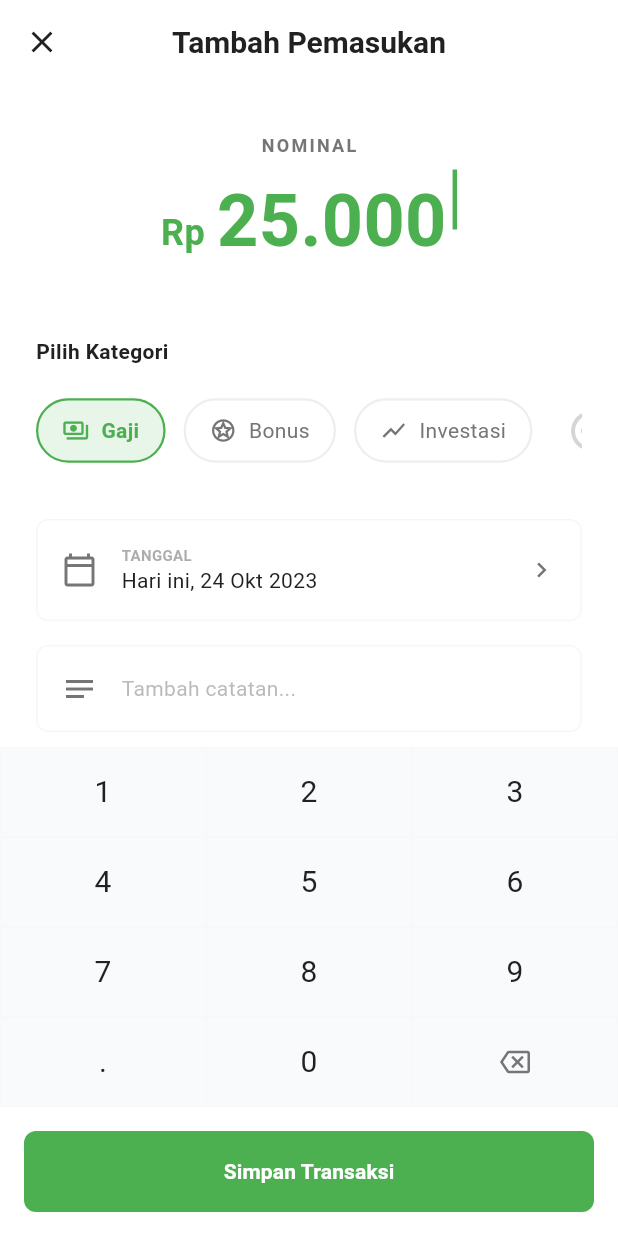
After one commit to fanes-setiawan/Aplikasi-Cuan-Track-, a Flutter app: the AddTransactionScreen screen opened directly, on a phone screen of 412 x 824 dp. The commit adds this screen. Run offline on Flutter 3.47's test engine with Material 3 defaults, Android fonts, the phone set to English and light mode, and no system bars; our stand-ins replace equatable, flutter_bloc, flutter_svg.

Commit message:
slicing <ui> form add income

```diff
--- a/lib/features/home/presentation/pages/home_screen.dart
+++ b/lib/features/home/presentation/pages/home_screen.dart
@@ -3,6 +3,7 @@ import '../../../../core/theme/app_colors.dart';
 import '../../../../core/theme/app_styles.dart';
 import '../../../../core/constants/app_dimens.dart';
 import '../../../notification/presentation/pages/notification_screen.dart';
+import '../../../transaction/presentation/pages/add_transaction_screen.dart';
 
 class HomeScreen extends StatelessWidget {
   const HomeScreen({super.key});
@@ -21,7 +22,7 @@ class HomeScreen extends StatelessWidget {
               const SizedBox(height: AppDimens.lg),
               _buildBalanceCard(),
               const SizedBox(height: AppDimens.lg),
-              _buildActionButtons(),
+              _buildActionButtons(context),
               const SizedBox(height: AppDimens.xl),
               _buildExpenseAnalysis(),
               const SizedBox(height: AppDimens.xl),
@@ -274,15 +275,25 @@ class HomeScreen extends StatelessWidget {
     );
   }
 
-  Widget _buildActionButtons() {
+  Widget _buildActionButtons(BuildContext context) {
     return Row(
       children: [
         Expanded(
-          child: _buildActionButton(
-            'Tambah',
-            Icons.add_circle,
-            const Color(0xFFE8F5E9),
-            const Color(0xFF2E7D32),
+          child: GestureDetector(
+            onTap: () {
+              Navigator.push(
+                context,
+                MaterialPageRoute(
+                  builder: (context) => const AddTransactionScreen(),
+                ),
+              );
+            },
+            child: _buildActionButton(
+              'Tambah',
+              Icons.add_circle,
+              const Color(0xFFE8F5E9),
+              const Color(0xFF2E7D32),
+            ),
           ),
         ),
         const SizedBox(width: AppDimens.md),
--- /dev/null
+++ b/lib/features/transaction/presentation/pages/add_transaction_screen.dart
@@ -0,0 +1,331 @@
+import 'package:flutter/material.dart';
+import '../../../../core/theme/app_colors.dart';
+import '../../../../core/theme/app_styles.dart';
+import '../../../../core/constants/app_dimens.dart';
+
+class AddTransactionScreen extends StatefulWidget {
+  final bool isIncome;
+  const AddTransactionScreen({super.key, this.isIncome = true});
+
+  @override
+  State<AddTransactionScreen> createState() => _AddTransactionScreenState();
+}
+
+class _AddTransactionScreenState extends State<AddTransactionScreen> {
+  String _amount = "25.000";
+  String _selectedCategory = "Gaji";
+  final List<String> _categories = ["Gaji", "Bonus", "Investasi"];
+
+  @override
+  Widget build(BuildContext context) {
+    return Scaffold(
+      backgroundColor: Colors.white,
+      appBar: AppBar(
+        backgroundColor: Colors.white,
+        elevation: 0,
+        leading: IconButton(
+          icon: const Icon(Icons.close, color: AppColors.textPrimary),
+          onPressed: () => Navigator.pop(context),
+        ),
+        centerTitle: true,
+        title: Text(
+          widget.isIncome ? 'Tambah Pemasukan' : 'Tambah Pengeluaran',
+          style: AppStyles.heading2,
+        ),
+      ),
+      body: Column(
+        children: [
+          Expanded(
+            child: SingleChildScrollView(
+              padding: const EdgeInsets.symmetric(horizontal: AppDimens.lg),
+              child: Column(
+                crossAxisAlignment: CrossAxisAlignment.start,
+                children: [
+                  const SizedBox(height: AppDimens.xl),
+                  // Nominal Display
+                  Center(
+                    child: Column(
+                      children: [
+                        Text(
+                          'NOMINAL',
+                          style: AppStyles.caption.copyWith(
+                            letterSpacing: 1.5,
+                            fontWeight: FontWeight.bold,
+                            color: AppColors.textSecondary,
+                          ),
+                        ),
+                        const SizedBox(height: AppDimens.sm),
+                        Row(
+                          mainAxisAlignment: MainAxisAlignment.center,
+                          crossAxisAlignment: CrossAxisAlignment.baseline,
+                          textBaseline: TextBaseline.alphabetic,
+                          children: [
+                            Text(
+                              'Rp',
+                              style: AppStyles.heading1.copyWith(
+                                color: AppColors.primary,
+                                fontSize: 24,
+                              ),
+                            ),
+                            const SizedBox(width: 8),
+                            Text(
+                              _amount,
+                              style: AppStyles.heading1.copyWith(
+                                color: AppColors.primary,
+                                fontSize: 48,
+                              ),
+                            ),
+                            Container(
+                              width: 3,
+                              height: 40,
+                              margin: const EdgeInsets.only(left: 4),
+                              color: AppColors.primary,
+                            ),
+                          ],
+                        ),
+                      ],
+                    ),
+                  ),
+                  const SizedBox(height: AppDimens.xl + 10),
+
+                  // Category Selection
+                  Text(
+                    'Pilih Kategori',
+                    style: AppStyles.bodyText.copyWith(
+                      fontWeight: FontWeight.bold,
+                    ),
+                  ),
+                  const SizedBox(height: AppDimens.md),
+                  SingleChildScrollView(
+                    scrollDirection: Axis.horizontal,
+                    child: Row(
+                      children: [
+                        ..._categories.map((cat) => _buildCategoryChip(cat)),
+                        _buildAddCategoryButton(),
+                      ],
+                    ),
+                  ),
+                  const SizedBox(height: AppDimens.xl),
+
+                  // Date Selection
+                  _buildInputTile(
+                    label: 'TANGGAL',
+                    value: 'Hari ini, 24 Okt 2023',
+                    icon: Icons.calendar_today_outlined,
+                    onTap: () {
+                      // TODO: Show date picker
+                    },
+                  ),
+                  const SizedBox(height: AppDimens.md),
+
+                  // Note Input
+                  _buildInputTile(
+                    label: '',
+                    value: 'Tambah catatan...',
+                    icon: Icons.notes,
+                    isNote: true,
+                    onTap: () {
+                      // TODO: Focus note input
+                    },
+                  ),
+                ],
+              ),
+            ),
+          ),
+          // Custom Numeric Keypad
+          _buildNumericKeypad(),
+          // Save Button
+          Padding(
+            padding: const EdgeInsets.all(AppDimens.md),
+            child: SizedBox(
+              width: double.infinity,
+              height: 54,
+              child: ElevatedButton(
+                onPressed: () {
+                  // TODO: Save Transaction
+                  Navigator.pop(context);
+                },
+                style: ElevatedButton.styleFrom(
+                  backgroundColor: AppColors.primary,
+                  shape: RoundedRectangleBorder(
+                    borderRadius: BorderRadius.circular(AppDimens.radiusM),
+                  ),
+                  elevation: 0,
+                ),
+                child: Text(
+                  'Simpan Transaksi',
+                  style: AppStyles.bodyText.copyWith(
+                    color: Colors.white,
+                    fontWeight: FontWeight.bold,
+                  ),
+                ),
+              ),
+            ),
+          ),
+        ],
+      ),
+    );
+  }
+
+  Widget _buildCategoryChip(String label) {
+    bool isSelected = _selectedCategory == label;
+    return GestureDetector(
+      onTap: () => setState(() => _selectedCategory = label),
+      child: Container(
+        margin: const EdgeInsets.only(right: 12),
+        padding: const EdgeInsets.symmetric(horizontal: 16, vertical: 10),
+        decoration: BoxDecoration(
+          color: isSelected ? const Color(0xFFE8F5E9) : Colors.white,
+          borderRadius: BorderRadius.circular(AppDimens.round),
+          border: Border.all(
+            color: isSelected ? AppColors.primary : AppColors.divider,
+            width: 1.5,
+          ),
+        ),
+        child: Row(
+          children: [
+            Icon(
+              label == "Gaji"
+                  ? Icons.payments_outlined
+                  : label == "Bonus"
+                  ? Icons.stars_outlined
+                  : Icons.show_chart_outlined,
+              size: 18,
+              color: isSelected ? AppColors.primary : AppColors.textSecondary,
+            ),
+            const SizedBox(width: 8),
+            Text(
+              label,
+              style: AppStyles.bodyText.copyWith(
+                color: isSelected ? AppColors.primary : AppColors.textSecondary,
+                fontWeight: isSelected ? FontWeight.bold : FontWeight.normal,
+              ),
+            ),
+          ],
+        ),
+      ),
+    );
+  }
+
+  Widget _buildAddCategoryButton() {
+    return Container(
+      padding: const EdgeInsets.all(10),
+      decoration: BoxDecoration(
+        shape: BoxShape.circle,
+        border: Border.all(color: AppColors.divider, style: BorderStyle.none),
+      ),
+      child: Icon(
+        Icons.add_circle_outline,
+        color: AppColors.textSecondary.withOpacity(0.3),
+        size: 32,
+      ),
+    );
+  }
+
+  Widget _buildInputTile({
+    required String label,
+    required String value,
+    required IconData icon,
+    bool isNote = false,
+    VoidCallback? onTap,
+  }) {
+    return GestureDetector(
+      onTap: onTap,
+      child: Container(
+        padding: const EdgeInsets.all(AppDimens.md),
+        decoration: BoxDecoration(
+          color: Colors.white,
+          borderRadius: BorderRadius.circular(AppDimens.radiusM),
+          border: Border.all(color: AppColors.divider.withOpacity(0.5)),
+        ),
+        child: Row(
+          children: [
+            Icon(icon, color: AppColors.textSecondary, size: 24),
+            const SizedBox(width: AppDimens.md),
+            Expanded(
+              child: Column(
+                crossAxisAlignment: CrossAxisAlignment.start,
+                children: [
+                  if (label.isNotEmpty)
+                    Text(
+                      label,
+                      style: AppStyles.caption.copyWith(
+                        fontSize: 10,
+                        fontWeight: FontWeight.bold,
+                        color: AppColors.textSecondary.withOpacity(0.6),
+                      ),
+                    ),
+                  Text(
+                    value,
+                    style: AppStyles.bodyText.copyWith(
+                      color: isNote
+                          ? AppColors.textSecondary.withOpacity(0.5)
+                          : AppColors.textPrimary,
+                    ),
+                  ),
+                ],
+              ),
+            ),
+            if (!isNote)
+              const Icon(
+                Icons.chevron_right,
+                color: AppColors.textSecondary,
+                size: 20,
+              ),
+          ],
+        ),
+      ),
+    );
+  }
+
+  Widget _buildNumericKeypad() {
+    return Container(
+      color: const Color(0xFFF8FAFB),
+      child: Column(
+        children: [
+          _buildKeyboardRow(['1', '2', '3']),
+          _buildKeyboardRow(['4', '5', '6']),
+          _buildKeyboardRow(['7', '8', '9']),
+          _buildKeyboardRow(['.', '0', 'DEL']),
+        ],
+      ),
+    );
+  }
+
+  Widget _buildKeyboardRow(List<String> keys) {
+    return Row(children: keys.map((key) => _buildKey(key)).toList());
+  }
+
+  Widget _buildKey(String key) {
+    return Expanded(
+      child: InkWell(
+        onTap: () {
+          // TODO: Keyboard logic
+        },
+        child: Container(
+          height: 60,
+          decoration: BoxDecoration(
+            border: Border.all(
+              color: AppColors.divider.withOpacity(0.2),
+              width: 0.5,
+            ),
+          ),
+          child: Center(
+            child: key == 'DEL'
+                ? const Icon(
+                    Icons.backspace_outlined,
+                    color: AppColors.textSecondary,
+                    size: 20,
+                  )
+                : Text(
+                    key,
+                    style: AppStyles.heading2.copyWith(
+                      fontWeight: FontWeight.normal,
+                    ),
+                  ),
+          ),
+        ),
+      ),
+    );
+  }
+}
```
